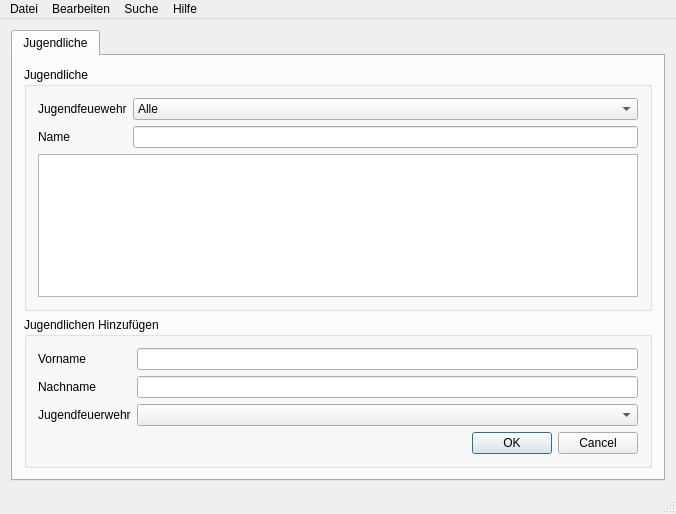
soekkle/Kleiderkammer, file Oberflaeche/mainwindow.ui: the form before one commit.
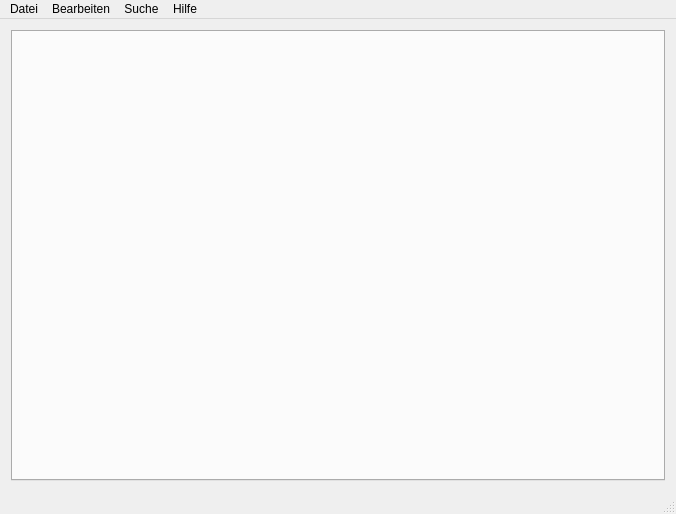
The form after the commit.

Commit message:
Personen in Eigenen Tab ausgelagert
Den Letzten und 4 Tab ausgelagert.

The edit to the form file:
```diff
--- a/Oberflaeche/mainwindow.ui
+++ b/Oberflaeche/mainwindow.ui
@@ -29,129 +29,6 @@
       <property name="currentIndex">
        <number>0</number>
       </property>
-      <widget class="QWidget" name="tab">
-       <attribute name="title">
-        <string>Jugendliche</string>
-       </attribute>
-       <layout class="QVBoxLayout" name="verticalLayout_2">
-        <item>
-         <widget class="QGroupBox" name="groupBox">
-          <property name="title">
-           <string>Jugendliche</string>
-          </property>
-          <layout class="QVBoxLayout" name="verticalLayout">
-           <item>
-            <layout class="QFormLayout" name="formLayout_4">
-             <property name="fieldGrowthPolicy">
-              <enum>QFormLayout::AllNonFixedFieldsGrow</enum>
-             </property>
-             <item row="0" column="0">
-              <widget class="QLabel" name="label_10">
-               <property name="text">
-                <string>Jugendfeuewehr</string>
-               </property>
-              </widget>
-             </item>
-             <item row="0" column="1">
-              <widget class="QComboBox" name="comboBoxPerJFFilter">
-               <item>
-                <property name="text">
-                 <string>Alle</string>
-                </property>
-               </item>
-              </widget>
-             </item>
-             <item row="2" column="0">
-              <widget class="QLabel" name="label_9">
-               <property name="text">
-                <string>Name</string>
-               </property>
-              </widget>
-             </item>
-             <item row="2" column="1">
-              <widget class="QLineEdit" name="lineEditSuchName"/>
-             </item>
-            </layout>
-           </item>
-           <item>
-            <widget class="QTableView" name="tablePersonen">
-             <property name="contextMenuPolicy">
-              <enum>Qt::CustomContextMenu</enum>
-             </property>
-             <property name="editTriggers">
-              <set>QAbstractItemView::NoEditTriggers</set>
-             </property>
-             <property name="tabKeyNavigation">
-              <bool>false</bool>
-             </property>
-             <property name="selectionBehavior">
-              <enum>QAbstractItemView::SelectRows</enum>
-             </property>
-             <property name="sortingEnabled">
-              <bool>true</bool>
-             </property>
-             <attribute name="horizontalHeaderDefaultSectionSize">
-              <number>135</number>
-             </attribute>
-             <attribute name="horizontalHeaderStretchLastSection">
-              <bool>true</bool>
-             </attribute>
-            </widget>
-           </item>
-          </layout>
-         </widget>
-        </item>
-        <item>
-         <widget class="QGroupBox" name="groupBox_2">
-          <property name="title">
-           <string>Jugendlichen Hinzufügen</string>
-          </property>
-          <layout class="QFormLayout" name="formLayout">
-           <property name="fieldGrowthPolicy">
-            <enum>QFormLayout::AllNonFixedFieldsGrow</enum>
-           </property>
-           <item row="1" column="0">
-            <widget class="QLabel" name="label">
-             <property name="text">
-              <string>Vorname</string>
-             </property>
-            </widget>
-           </item>
-           <item row="1" column="1">
-            <widget class="QLineEdit" name="linePerVor"/>
-           </item>
-           <item row="2" column="0">
-            <widget class="QLabel" name="label_2">
-             <property name="text">
-              <string>Nachname</string>
-             </property>
-            </widget>
-           </item>
-           <item row="2" column="1">
-            <widget class="QLineEdit" name="lineEditPerNach"/>
-           </item>
-           <item row="3" column="0">
-            <widget class="QLabel" name="label_3">
-             <property name="text">
-              <string>Jugendfeuerwehr</string>
-             </property>
-            </widget>
-           </item>
-           <item row="3" column="1">
-            <widget class="QComboBox" name="comboPerJFEin"/>
-           </item>
-           <item row="4" column="1">
-            <widget class="QDialogButtonBox" name="buttonBox">
-             <property name="standardButtons">
-              <set>QDialogButtonBox::Cancel|QDialogButtonBox::Ok</set>
-             </property>
-            </widget>
-           </item>
-          </layout>
-         </widget>
-        </item>
-       </layout>
-      </widget>
      </widget>
     </item>
    </layout>
```
Left out of the diff: 11 changed lines with no effect on the pictures. The commit also changes 9 other files.
